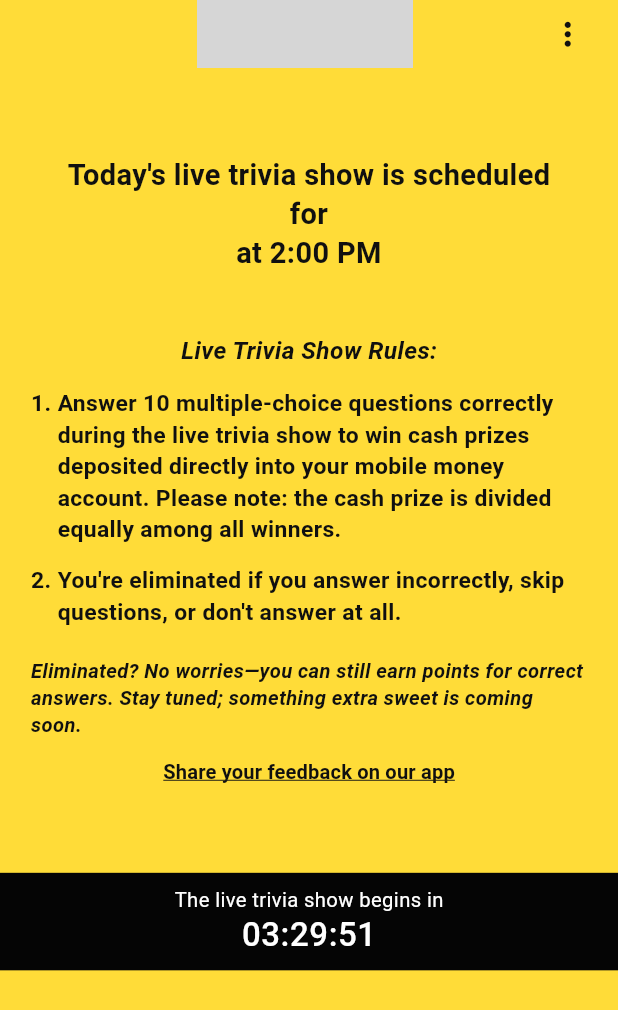
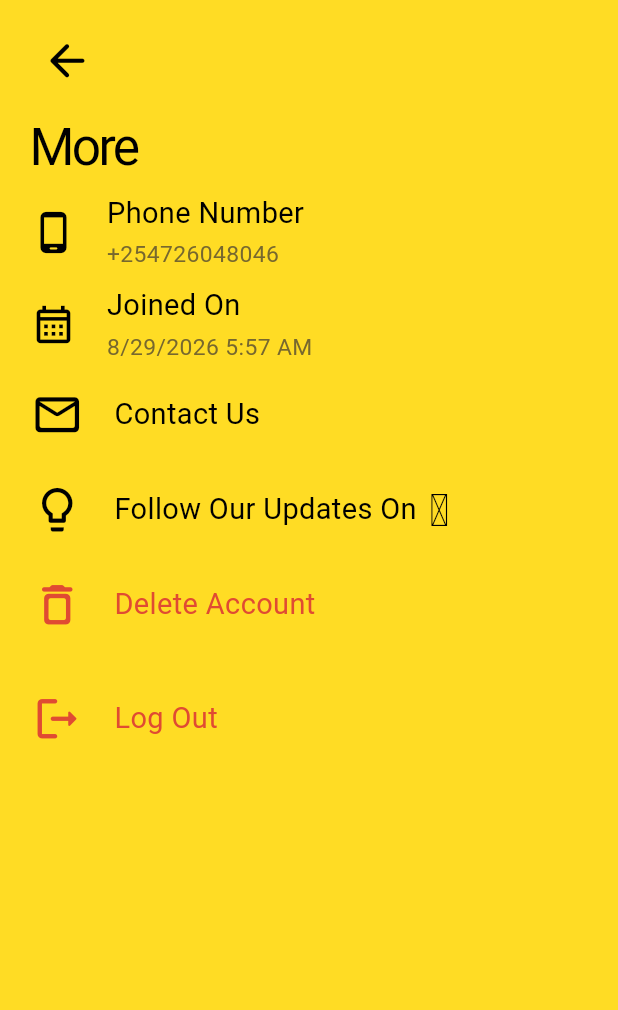
Before and after one commit to KilisioVee/chemshaa_trivia, a Flutter app: the screen it shows after launch, after a tap on the "more vert" icon, on a phone screen of 412 x 824 dp. Shown: the top 1010 px of the screen. Run offline on Flutter 3.47's test engine with Material 3 defaults, Android fonts, the phone set to English and light mode, and no system bars; our stand-ins replace sizer; grey boxes are pictures that could not be loaded.

Commit message:
ui: add settings page

```diff
--- a/lib/presentation/pages/home_page.dart
+++ b/lib/presentation/pages/home_page.dart
@@ -1,5 +1,6 @@
 import 'dart:async';
 
+import 'package:chemshaa_app/presentation/pages/settings_page.dart';
 import 'package:chemshaa_app/presentation/pages/trivia_question_page.dart';
 import 'package:flutter/material.dart';
 import 'package:sizer/sizer.dart';
@@ -90,7 +91,27 @@ class _ChemShaaLiveTriviaPageState extends State<ChemShaaLiveTriviaPage> {
               flex: 1,
               child: IconButton(
                 tooltip: 'More options',
-                onPressed: () {},
+                onPressed: () =>Navigator.push(
+                  context,
+                  MaterialPageRoute(
+                    builder: (_) => SettingsPage(
+                      phoneNumber: '+254726048046',
+                      joinedOn: DateTime(2026, 8, 29, 5, 57),
+                      onContactUs: () {
+                        // Open email / support flow.
+                      },
+                      onFollowUpdates: () {
+                        // Launch your X profile URL.
+                      },
+                      onDeleteAccount: () {
+                        // Show a confirmation dialog before deleting.
+                      },
+                      onLogout: () {
+                        // Clear authentication and navigate to login.
+                      },
+                    ),
+                  ),
+                ),
                 icon: const Icon(
                   Icons.more_vert,
                   color: Color(0xFF101010),
@@ -122,7 +143,7 @@ class _ChemShaaLiveTriviaPageState extends State<ChemShaaLiveTriviaPage> {
                          Padding(
                            padding:  EdgeInsets.fromLTRB(5.w, 3.h, 5.w, 0),
                            child: Text(
-                            "Today's live trivia show is scheduled\nfor\nat 2:00 PM",
+                            _remaining.inHours>=12.1?"Tomorrow's live trivia show is scheduled\nfor\nat 2:00 PM":"Today's live trivia show is scheduled\nfor\nat 2:00 PM",
                             textAlign: TextAlign.center,
                             style: TextStyle(
                               color: Color(0xFF101010),
--- /dev/null
+++ b/lib/presentation/pages/settings_page.dart
@@ -0,0 +1,210 @@
+import 'package:flutter/material.dart';
+import 'package:sizer/sizer.dart';
+
+class SettingsPage extends StatelessWidget {
+  const SettingsPage({
+    super.key,
+    required this.phoneNumber,
+    required this.joinedOn,
+    this.onContactUs,
+    this.onFollowUpdates,
+    this.onDeleteAccount,
+    this.onLogout,
+  });
+
+  final String phoneNumber;
+  final DateTime joinedOn;
+  final VoidCallback? onContactUs;
+  final VoidCallback? onFollowUpdates;
+  final VoidCallback? onDeleteAccount;
+  final VoidCallback? onLogout;
+
+  static const Color _background = Color(0xFFFFDC24);
+  static const Color _danger = Color(0xFFE04B32);
+  static const Color _mutedText = Color(0xFF77682E);
+
+  String get _joinedOnLabel {
+    final hour = joinedOn.hour % 12 == 0 ? 12 : joinedOn.hour % 12;
+    final minute = joinedOn.minute.toString().padLeft(2, '0');
+    final period = joinedOn.hour >= 12 ? 'PM' : 'AM';
+    return '${joinedOn.month}/${joinedOn.day}/${joinedOn.year} $hour:$minute $period';
+  }
+
+  @override
+  Widget build(BuildContext context) {
+    return Scaffold(
+      backgroundColor: _background,
+      body: SafeArea(
+        child: Padding(
+          padding:  EdgeInsets.fromLTRB(5.w, 2.h, 5.w, 2.h),
+          child: Column(
+            crossAxisAlignment: CrossAxisAlignment.start,
+            children: [
+              IconButton(
+                onPressed: () => Navigator.maybePop(context),
+                icon: const Icon(Icons.arrow_back_rounded),
+                iconSize: 35,
+                color: Colors.black,
+                padding: EdgeInsets.zero,
+                tooltip: 'Back',
+              ),
+              SizedBox(height: 2.h),
+              Text(
+                'More',
+                style: TextStyle(
+                  fontSize: 24.sp,
+                  height: 1,
+                  fontWeight: FontWeight.w400,
+                  color: Colors.black,
+                  letterSpacing: -1.8,
+                ),
+              ),
+              SizedBox(height: 2.h),
+              _InfoItem(
+                icon: Icons.phone_android_rounded,
+                title: 'Phone Number',
+                subtitle: phoneNumber,
+              ),
+              SizedBox(height: 2.h),
+              _InfoItem(
+                icon: Icons.calendar_month_outlined,
+                title: 'Joined On',
+                subtitle: _joinedOnLabel,
+              ),
+              SizedBox(height: 2.h),
+              _MoreAction(
+                icon: Icons.mail_outline_rounded,
+                label: 'Contact Us',
+                onTap: onContactUs,
+              ),
+              SizedBox(height: 2.h),
+              _MoreAction(
+                icon: Icons.lightbulb_outline_rounded,
+                label: 'Follow Our Updates On',
+                trailing: const Text(
+                  '𝕏',
+                  style: TextStyle(fontSize: 30, color: Colors.black),
+                ),
+                onTap: onFollowUpdates,
+              ),
+              SizedBox(height: 2.h),
+              _MoreAction(
+                icon: Icons.delete_outline_rounded,
+                label: 'Delete Account',
+                color: _danger,
+                onTap: onDeleteAccount,
+              ),
+              SizedBox(height: 4.h),
+              _MoreAction(
+                icon: Icons.logout_rounded,
+                label: 'Log Out',
+                color: _danger,
+                onTap: onLogout,
+              ),
+            ],
+          ),
+        ),
+      ),
+    );
+  }
+}
+
+class _InfoItem extends StatelessWidget {
+  const _InfoItem({
+    required this.icon,
+    required this.title,
+    required this.subtitle,
+  });
+
+  final IconData icon;
+  final String title;
+  final String subtitle;
+
+  @override
+  Widget build(BuildContext context) {
+    return Row(
+      crossAxisAlignment: CrossAxisAlignment.start,
+      children: [
+        Padding(
+          padding:  EdgeInsets.only(top: 1.h),
+          child: Icon(icon, size: 30, color: Colors.black),
+        ),
+         SizedBox(width: 5.w),
+        Expanded(
+          child: Column(
+            crossAxisAlignment: CrossAxisAlignment.start,
+            children: [
+              Text(
+                title,
+                style:  TextStyle(
+                  fontSize: 18.sp,
+                  height: 1.12,
+                  color: Colors.black,
+                  fontWeight: FontWeight.w400,
+                ),
+              ),
+               SizedBox(height: 1.h),
+              Text(
+                subtitle,
+                style:  TextStyle(
+                  fontSize: 16.sp,
+                  height: 1,
+                  color: SettingsPage._mutedText,
+                  fontWeight: FontWeight.w400,
+                ),
+              ),
+            ],
+          ),
+        ),
+      ],
+    );
+  }
+}
+
+class _MoreAction extends StatelessWidget {
+  const _MoreAction({
+    required this.icon,
+    required this.label,
+    this.color = Colors.black,
+    this.trailing,
+    this.onTap,
+  });
+
+  final IconData icon;
+  final String label;
+  final Color color;
+  final Widget? trailing;
+  final VoidCallback? onTap;
+
+  @override
+  Widget build(BuildContext context) {
+    return Semantics(
+      button: true,
+      label: label,
+      child: InkWell(
+        onTap: onTap,
+        borderRadius: BorderRadius.circular(12),
+        child: Padding(
+          padding: const EdgeInsets.symmetric(vertical: 4),
+          child: Row(
+            children: [
+              Icon(icon, size: 35, color: color),
+               SizedBox(width: 5.w),
+              Text(
+                label,
+                style: TextStyle(
+                  fontSize: 18.sp,
+                  height: 1.12,
+                  color: color,
+                  fontWeight: FontWeight.w400,
+                ),
+              ),
+              SizedBox(width: 2.w),
+              if (trailing != null) trailing!,
+            ],
+          ),
+        ),
+      ),
+    );
+  }
+}
```
